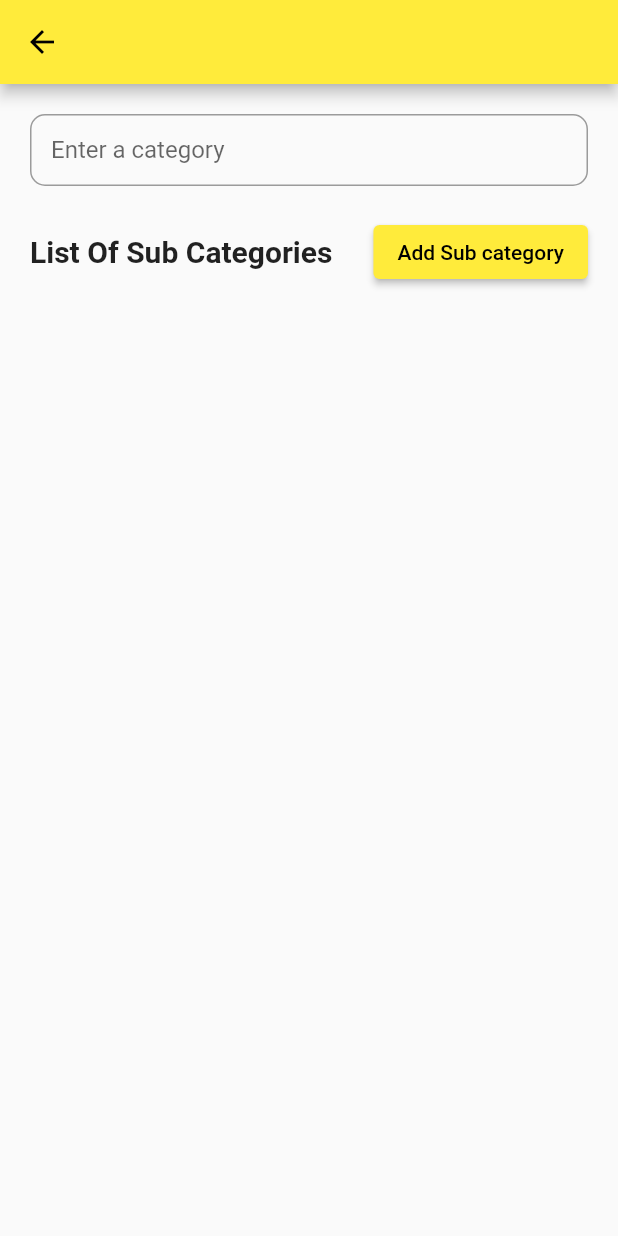
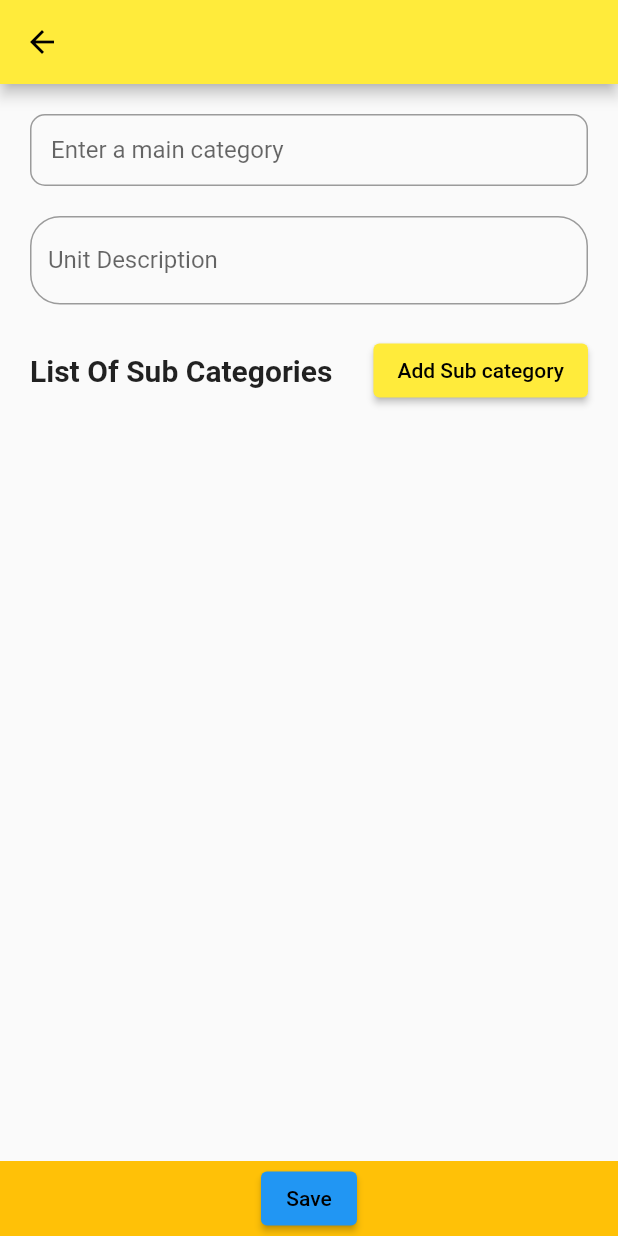
Before and after one commit to devsekar-1992/ordering-app, a Flutter app: the CategorySettingsList screen opened directly, after a tap on the "add" icon, on a phone screen of 412 x 824 dp. Run offline on Flutter 3.47's test engine with Material 2 defaults, Android fonts, the phone set to English and light mode, and no system bars; our stand-ins replace dio, flutter_secure_storage, sliver_tools; accounts and stored records are empty; network calls fail.

Commit message:
Change category structure and snack bar separate widget

```diff
--- /dev/null
+++ b/lib/models/common_response_model.dart
@@ -0,0 +1,9 @@
+class CommonResponseModel {
+  String? msg;
+  bool? isSuccess;
+  CommonResponseModel({this.msg, this.isSuccess});
+  CommonResponseModel.fromJson(Map<String, dynamic> json) {
+    msg = (json['message'] != null) ? json['message'] : null;
+    isSuccess = (json['success'] != null) ? json['success'] : null;
+  }
+}
--- a/lib/screens/categories/views/categories_settings_form.dart
+++ b/lib/screens/categories/views/categories_settings_form.dart
@@ -1,10 +1,14 @@
 import 'dart:math';
 
+import 'package:dio/dio.dart';
 import 'package:flutter/foundation.dart';
 import 'package:flutter/material.dart';
+import 'package:ordering_app/models/common_response_model.dart';
+import 'package:ordering_app/services/category/main_category.dart';
 import 'package:ordering_app/widgets/g_button.dart';
 import 'package:ordering_app/widgets/g_icon_button.dart';
 import 'package:ordering_app/widgets/g_setting_list_card.dart';
+import 'package:ordering_app/widgets/g_snack_bar.dart';
 import 'package:ordering_app/widgets/g_text.dart';
 
 class CategoriesSettingsForm extends StatefulWidget {
@@ -19,14 +23,80 @@ class CategoriesSettingsForm extends StatefulWidget {
 class _CategoriesSettingsFormState extends State<CategoriesSettingsForm> {
   final List _addSubCategory = [];
   final _mainCategoryField = TextEditingController();
+  final _categoryDesc = TextEditingController();
   final _subCategoryField = TextEditingController();
   final _formKey = GlobalKey<FormState>();
+  final _mainFormKey = GlobalKey<FormState>();
+  String? responseMessage = '';
+  bool? isSuccess = false;
   String _currentIndex = '';
+
+  //Load Form Data
+  void showFormInfo() async {
+    try {
+      if (widget.categoryId != null) {
+        final response =
+            await CategoryRequest().getCategoriesById(widget.categoryId);
+        print(response);
+      }
+    } on DioError catch (e) {}
+  }
+
+  /// Save Data
+  Future<void> saveCategory() async {
+    try {
+      CommonResponseModel response = await CategoryRequest().addCategories({
+        'category_id': widget.categoryId,
+        'category_name': _mainCategoryField.text,
+        'category_description': _categoryDesc.text,
+        'sub_categories': _addSubCategory.toList()
+      });
+
+      setState(() {
+        responseMessage = response.msg.toString();
+        isSuccess = response.isSuccess;
+      });
+      // ignore: empty_catches
+    } catch (e) {}
+  }
+
+  @override
+  void initState() {
+    super.initState();
+    showFormInfo();
+  }
+
   @override
   Widget build(BuildContext context) {
     return Scaffold(
       appBar: AppBar(),
-      body: Form(
+      body: CustomScrollView(slivers: [
+        SliverList(
+          delegate: SliverChildListDelegate([
+            WillPopScope(
+              onWillPop: () async {
+                final shouldPop = await showDialog<bool>(
+                    context: context,
+                    builder: (context) {
+                      return AlertDialog(
+                        content: const Text(
+                            "Are you sure you want to abandon the form? Any changes will be lost."),
+                        actions: <Widget>[
+                          ElevatedButton(
+                            child: const Text("Cancel"),
+                            onPressed: () => Navigator.pop(context, false),
+                          ),
+                          ElevatedButton(
+                            child: const Text("Abandon"),
+                            onPressed: () => Navigator.pop(context, true),
+                          ),
+                        ],
+                      );
+                    });
+                return shouldPop!;
+              },
+              child: Form(
+                key: _mainFormKey,
                 child: Padding(
                   padding: const EdgeInsets.all(20.0),
                   child: Column(
@@ -34,14 +104,34 @@ class _CategoriesSettingsFormState extends State<CategoriesSettingsForm> {
                       GTextField(
                         editingController: _mainCategoryField,
                         changeFn: (value) {},
-                fieldLabel: 'Enter a category',
+                        fieldLabel: 'Enter a main category',
                         isObsureText: false,
                         onValidate: (value) {
                           if (value == '') {
-                    return 'Please enter a category';
+                            return 'Please enter a main category';
                           }
                           return null;
                         },
+                      ),
+                      const SizedBox(
+                        height: 20,
+                      ),
+                      TextFormField(
+                        controller: _categoryDesc,
+                        validator: (value) {
+                          if (value == '') {
+                            return 'Please add Category description';
+                          }
+                          return null;
+                        },
+                        minLines: 1,
+                        keyboardType: TextInputType.multiline,
+                        maxLines: null,
+                        decoration: const InputDecoration(
+                            border: OutlineInputBorder(
+                                borderRadius:
+                                    BorderRadius.all(Radius.circular(20.0))),
+                            labelText: 'Unit Description'),
                       ),
                       const SizedBox(
                         height: 20,
@@ -52,7 +142,8 @@ class _CategoriesSettingsFormState extends State<CategoriesSettingsForm> {
                           const Text(
                             'List Of Sub Categories',
                             textAlign: TextAlign.start,
-                    style: TextStyle(fontSize: 20, fontWeight: FontWeight.bold),
+                            style: TextStyle(
+                                fontSize: 20, fontWeight: FontWeight.bold),
                           ),
                           ElevatedButton(
                               onPressed: () {
@@ -76,9 +167,11 @@ class _CategoriesSettingsFormState extends State<CategoriesSettingsForm> {
                               ? SettingListCard(
                                   listItems: [
                                     Text(
-                              _addSubCategory[index]['sub_category'].toString(),
+                                      _addSubCategory[index]['sub_category']
+                                          .toString(),
                                       style: const TextStyle(
-                                  fontSize: 18.0, fontWeight: FontWeight.bold),
+                                          fontSize: 18.0,
+                                          fontWeight: FontWeight.bold),
                                       textAlign: TextAlign.left,
                                     )
                                   ],
@@ -87,10 +180,12 @@ class _CategoriesSettingsFormState extends State<CategoriesSettingsForm> {
                                         onClick: () async {
                                           if (kDebugMode) {}
                                           _subCategoryField.text =
-                                      _addSubCategory[index]['sub_category'];
-                                  _currentIndex = _addSubCategory[index]['id'];
-                                  formBottomSheet(
-                                      context, _addSubCategory[index]['id']);
+                                              _addSubCategory[index]
+                                                  ['sub_category'];
+                                          _currentIndex =
+                                              _addSubCategory[index]['id'];
+                                          formBottomSheet(context,
+                                              _addSubCategory[index]['id']);
                                         },
                                         icon: const Icon(Icons.edit)),
                                     IButton(
@@ -102,9 +197,12 @@ class _CategoriesSettingsFormState extends State<CategoriesSettingsForm> {
                                                     actions: [
                                                       ElevatedButton(
                                                           onPressed: () {
-                                                    Navigator.of(context).pop();
+                                                            Navigator.of(
+                                                                    context)
+                                                                .pop();
                                                           },
-                                                  child: const Text('Cancel')),
+                                                          child: const Text(
+                                                              'Cancel')),
                                                       ElevatedButton(
                                                           onPressed: () async {
                                                             // final response =
@@ -121,7 +219,8 @@ class _CategoriesSettingsFormState extends State<CategoriesSettingsForm> {
                                                             //   Navigator.of(context).pop();
                                                             // }
                                                           },
-                                                  child: const Text('Sure'))
+                                                          child: const Text(
+                                                              'Sure'))
                                                     ],
                                                     content: const Text(
                                                         'Are you sure want to delete?'));
@@ -139,6 +238,43 @@ class _CategoriesSettingsFormState extends State<CategoriesSettingsForm> {
                   ),
                 ),
               ),
+            ),
+          ]),
+        ),
+        SliverFillRemaining(
+          hasScrollBody: false,
+          child: Align(
+            alignment: Alignment.bottomCenter,
+            child: Container(
+              width: double.infinity,
+              color: Colors.amber,
+              height: 50,
+              child: Center(
+                child: ElevBtn(
+                    btnText: 'Save',
+                    color: Colors.blue,
+                    onPressed: () async {
+                      if (_mainFormKey.currentState!.validate()) {
+                        if (kDebugMode) {
+                          print(_addSubCategory.toList());
+                          print(_mainCategoryField.text);
+                          print(_categoryDesc.text);
+                        }
+                        await saveCategory();
+                        if (!mounted) return;
+                        showSnackBar(context, responseMessage.toString());
+                        if (isSuccess!) {
+                          Future.delayed(const Duration(seconds: 2), () {
+                            Navigator.pop(context, true);
+                          });
+                        }
+                      }
+                    }),
+              ),
+            ),
+          ),
+        )
+      ]),
     );
   }
 
--- /dev/null
+++ b/lib/widgets/g_snack_bar.dart
@@ -0,0 +1,6 @@
+import 'package:flutter/material.dart';
+
+void showSnackBar(context, String message) {
+  final snackBar = SnackBar(content: Text(message));
+  ScaffoldMessenger.of(context).showSnackBar(snackBar);
+}
```
Also changed, not shown: lib/models/categories/categories_edit_form_model.dart (added, +28 -0 lines), lib/services/category/main_category.dart (+33 -0 lines). Lines whose indentation alone changed are shown as unchanged.
